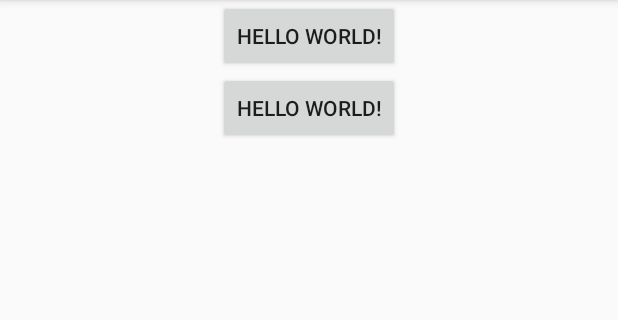
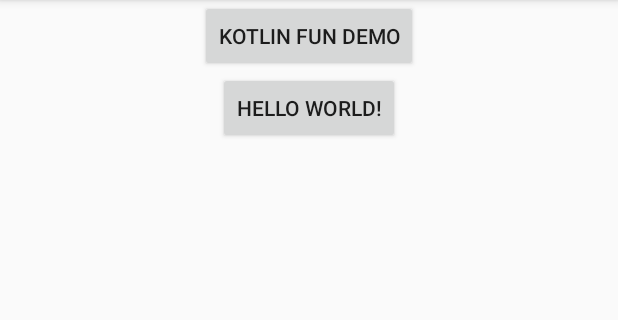
Before and after one commit to wangpingtaohn/myDemos, an Android app: the screen it shows after launch (MainActivity), on a phone screen of 412 x 824 dp, the part 84-404 px from its top. Run offline under Robolectric (Android 15) with nearby library versions, the phone set to English and light mode, and no system bars.

Commit message:
kotlin let with run test

```diff
--- a/app/src/main/AndroidManifest.xml
+++ b/app/src/main/AndroidManifest.xml
@@ -9,6 +9,8 @@
             android:roundIcon="@mipmap/ic_launcher_round"
             android:supportsRtl="true"
             android:theme="@style/AppTheme">
+        <activity android:name=".kotlins.KotlinFunActivity">
+        </activity>
         <activity android:name=".MainActivity">
             <intent-filter>
                 <action android:name="android.intent.action.MAIN"/>
--- a/app/src/main/java/com/wpt/mydemos/MainActivity.kt
+++ b/app/src/main/java/com/wpt/mydemos/MainActivity.kt
@@ -1,8 +1,10 @@
 package com.wpt.mydemos
 
+import android.content.Intent
 import androidx.appcompat.app.AppCompatActivity
 import android.os.Bundle
-import android.util.Log
+import com.wpt.mydemos.kotlins.KotlinFunActivity
+import kotlinx.android.synthetic.main.activity_main.*
 
 class MainActivity : AppCompatActivity() {
 
@@ -10,60 +12,13 @@ class MainActivity : AppCompatActivity() {
         super.onCreate(savedInstanceState)
         setContentView(R.layout.activity_main)
 
-        Log.d("wpt_log",letTest("wpt"))
-        Log.d("wpt_log",withTest(MyBean("wpt",22)))
-        Log.d("wpt_log",runTest(MyBean("wpt",26)))
+        initView()
+
     }
 
-
-    /**
-     * 1.可空的判断
-     * 2.使用it调用对象的属性
-     */
-    private fun letTest(str:String?): String? {
-        var result = str?.let {
-            Log.d("wpt_log",it)
-            Log.d("wpt_log", it.length.toString())
-            "return let result"
+    private fun initView(){
+        kotlin_fun_demo.setOnClickListener {
+            startActivity(Intent(this,KotlinFunActivity::class.java))
         }
-        return result
-    }
-
-    /**
-     * 1.没有可空的判断
-     * 2.相对于let，不用使用it来调用
-     */
-    private fun withTest(bean:MyBean?):String?{
-        if (bean == null){
-            return ""
-        }
-        var result = with(bean){
-            Log.d("wpt_log","name=$name")
-            Log.d("wpt_log","age=$age")
-            "return with result"
-        }
-
-        return result
-    }
-
-    /**
-     * 是let于with的结合体
-     * 1.去掉了let的it调用
-     * 2.不用对传入的参数null判断
-     */
-    private fun runTest(bean:MyBean?):String?{
-        var result = bean?.run {
-            Log.d("wpt_log","run_name=$name")
-            Log.d("wpt_log", "run_age=$age")
-            "return run result"
-        }
-
-        return result
-    }
-
-
-    class MyBean(name:String,age:Int){
-        var name = name
-        var age = age
     }
 }
--- a/app/src/main/res/layout/activity_main.xml
+++ b/app/src/main/res/layout/activity_main.xml
@@ -12,9 +12,10 @@
             android:orientation="vertical"
             android:gravity="center_horizontal">
         <Button
+                android:id="@+id/kotlin_fun_demo"
                 android:layout_width="wrap_content"
                 android:layout_height="wrap_content"
-                android:text="Hello World!"/>
+                android:text="kotlin fun Demo"/>
         <Button
                 android:layout_width="wrap_content"
                 android:layout_height="wrap_content"
```
Also changed, not shown: app/src/main/java/com/wpt/mydemos/kotlins/KotlinFunActivity.kt (added, +75 -0 lines), app/src/main/res/layout/activity_kotlin_fun.xml (added, +17 -0 lines), 1 other file.
